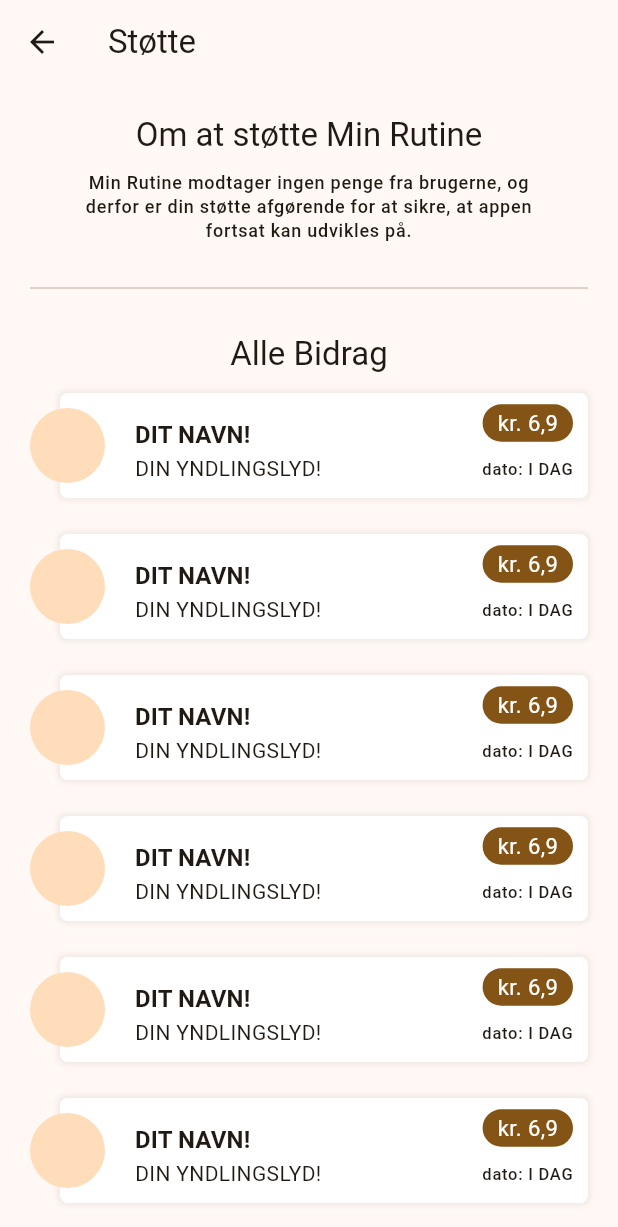
After one commit to toke-dk/productivity_app, a Flutter app: the SupportersPage screen opened directly, on a phone screen of 412 x 824 dp. The commit adds this screen. Shown: the top 1227 px of the screen. Run offline on Flutter 3.47's test engine with Material 3 defaults, Android fonts, the phone set to English and light mode, and no system bars; our stand-ins replace fl_chart, flutter_animate, font_awesome_flutter, gap, percent_indicator, shared_preferences and 3 more; missing offline and left inert: animated_digit; accounts and stored records are empty.

Commit message:
made a support the app, page to see all the donations

```diff
--- a/lib/pages/home/home.dart
+++ b/lib/pages/home/home.dart
@@ -5,6 +5,7 @@ import 'package:productivity_app/pages/about_app_page.dart';
 import 'package:productivity_app/pages/actions_log_page.dart';
 import 'package:productivity_app/pages/home/widgets/show_goals.dart';
 import 'package:productivity_app/pages/settings/settings_page.dart';
+import 'package:productivity_app/pages/supporters_page.dart';
 import 'package:productivity_app/services/database_service.dart';
 import 'package:productivity_app/shared/allActionTypes.dart';
 import 'package:url_launcher/url_launcher.dart';
@@ -82,16 +83,23 @@ class _MyHomePageState extends State<MyHomePage> {
               ),
               Divider(),
               ListTile(
+                onTap: () => Navigator.push(context,
+                    MaterialPageRoute(builder: (context) => AboutUsPage())),
+                leading: Icon(Icons.account_balance_sharp),
+                title: Text("Om Appen"),
+              ),
+              ListTile(
+                leading: Icon(Icons.monetization_on_sharp),
+                title: Text("Støtte"),
+                onTap: () {
+                  Navigator.push(context, MaterialPageRoute(builder: (context) => SupportersPage()));
+                },
+              ),
+              ListTile(
                 title: Text("Feedback"),
                 onTap: launchFeedBackForm,
                 leading: Icon(Icons.open_in_new),
               ),
-              ListTile(
-                onTap: () => Navigator.push(context,
-                    MaterialPageRoute(builder: (context) => AboutUsPage())),
-                leading: Icon(Icons.account_balance_sharp),
-                title: Text("Om Appen"),
-              )
             ],
           ),
         ),
--- a/lib/pages/my_splash_screen.dart
+++ b/lib/pages/my_splash_screen.dart
@@ -63,7 +63,10 @@ class _MySplashScreenState extends State<MySplashScreen>
           ),
           Gap(20),
           Text("Tak til:").animate(delay: animationDelay*2.5).fadeIn(duration: animationDuration),
-          supportBannerWidget(context).animate(delay: animationDelay*2.5,).fadeIn(duration: animationDuration),
+          Padding(
+            padding: const EdgeInsets.symmetric(horizontal: 20, vertical: 10),
+            child: supportBannerWidget(context).animate(delay: animationDelay*2.5,).fadeIn(duration: animationDuration),
+          ),
         ],
       ),
     );
@@ -74,9 +77,7 @@ class _MySplashScreenState extends State<MySplashScreen>
 }
 
 Widget supportBannerWidget(context) {
-  return Padding(
-    padding: const EdgeInsets.symmetric(horizontal: 20, vertical: 10),
-    child: Stack(
+  return Stack(
     children: [
       Padding(
         padding: const EdgeInsets.only(top: 12, bottom: 12, left: 20),
@@ -155,6 +156,5 @@ Widget supportBannerWidget(context) {
         ),
       ),
     ],
-    ),
   );
 }
--- /dev/null
+++ b/lib/pages/supporters_page.dart
@@ -0,0 +1,61 @@
+import 'package:flutter/cupertino.dart';
+import 'package:flutter/material.dart';
+import 'package:flutter/rendering.dart';
+import 'package:flutter/widgets.dart';
+import 'package:gap/gap.dart';
+import 'package:productivity_app/pages/my_splash_screen.dart';
+
+class SupportersPage extends StatelessWidget {
+  const SupportersPage({super.key});
+
+  @override
+  Widget build(BuildContext context) {
+    return Scaffold(
+      appBar: AppBar(
+        title: Text("Støtte"),
+      ),
+      body: SingleChildScrollView(
+        child: Column(
+          children: [
+            Gap(20),
+            Center(
+                child: Text(
+              "Om at støtte Min Rutine",
+              style: Theme.of(context).textTheme.titleLarge,
+            )),
+            Gap(10),
+            Container(
+              width: 300,
+              child: Text(
+                "Min Rutine modtager ingen penge fra brugerne, og derfor er din støtte afgørende for at sikre, at appen fortsat kan udvikles på.",
+                style: Theme.of(context).textTheme.labelMedium,
+                textAlign: TextAlign.center,
+              ),
+            ),
+            Padding(
+              padding: const EdgeInsets.symmetric(horizontal: 20),
+              child: Divider(
+                height: 60,
+              ),
+            ),
+            Center(
+                child: Text(
+              "Alle Bidrag",
+              style: Theme.of(context).textTheme.titleLarge,
+            )),
+            ListView.builder(
+              physics: NeverScrollableScrollPhysics(),
+              shrinkWrap: true,
+                itemCount: 20,
+                itemBuilder: (context, index) {
+                  return Padding(
+                    padding: const EdgeInsets.symmetric(horizontal: 20),
+                    child: supportBannerWidget(context),
+                  );
+                }),
+          ],
+        ),
+      ),
+    );
+  }
+}
```
Lines whose indentation alone changed are shown as unchanged.
